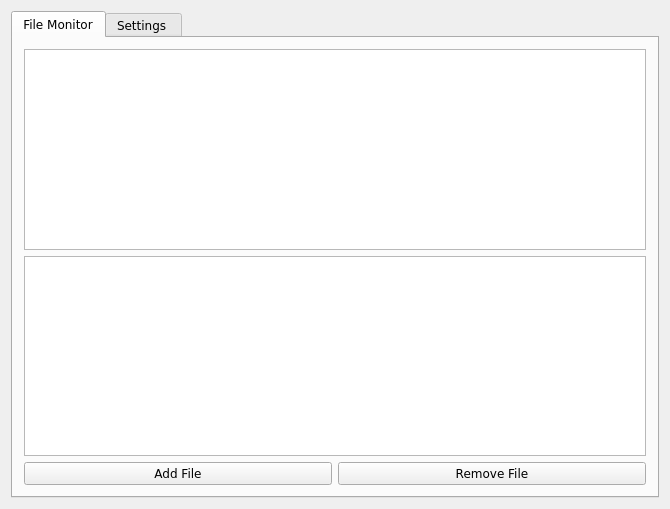
Qt form autofilebackup.ui (imatefx/auto-file-backup) before a commit.
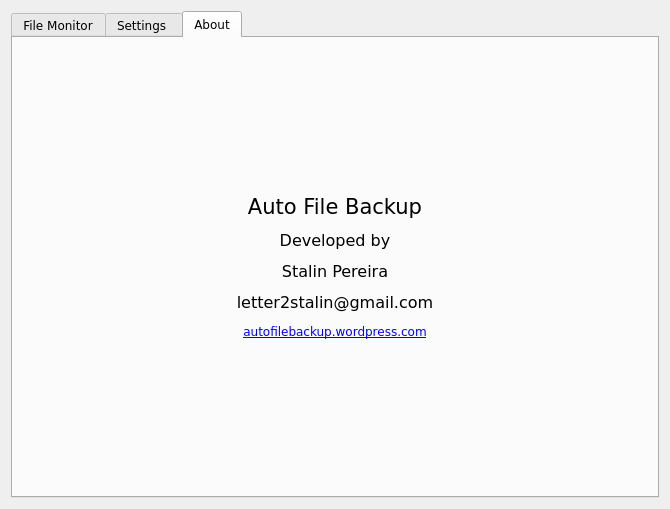
The same form after that commit. The open tabs and pages were chosen to show the change. Custom widgets are drawn as their Qt base class.

Commit message: Added About Tab

Diff of the .ui file:
```diff
--- a/autofilebackup.ui
+++ b/autofilebackup.ui
@@ -251,6 +251,24 @@
        </item>
       </layout>
      </widget>
+     <widget class="QWidget" name="tab">
+      <attribute name="title">
+       <string>About</string>
+      </attribute>
+      <layout class="QVBoxLayout" name="verticalLayout_8">
+       <item>
+        <layout class="QVBoxLayout" name="verticalLayout_7">
+         <item>
+          <widget class="QLabel" name="label_8">
+           <property name="text">
+            <string>&lt;html&gt;&lt;head/&gt;&lt;body&gt;&lt;p align=&quot;center&quot;&gt;&lt;span style=&quot; font-family:'DejaVu Sans'; font-size:16pt;&quot;&gt;Auto File Backup&lt;/span&gt;&lt;/p&gt;&lt;p align=&quot;center&quot;&gt;&lt;span style=&quot; font-family:'DejaVu Sans'; font-size:12pt;&quot;&gt;Developed by&lt;/span&gt;&lt;/p&gt;&lt;p align=&quot;center&quot;&gt;&lt;span style=&quot; font-family:'DejaVu Sans'; font-size:12pt;&quot;&gt;Stalin Pereira&lt;/span&gt;&lt;/p&gt;&lt;p align=&quot;center&quot;&gt;&lt;span style=&quot; font-family:'DejaVu Sans'; font-size:12pt;&quot;&gt;letter2stalin@gmail.com&lt;/span&gt;&lt;/p&gt;&lt;p align=&quot;center&quot;&gt;&lt;a href=&quot;autofilebackup.wordpress.com&quot;&gt;&lt;span style=&quot; text-decoration: underline; color:#0000ff;&quot;&gt;autofilebackup.wordpress.com&lt;/span&gt;&lt;/a&gt;&lt;/p&gt;&lt;/body&gt;&lt;/html&gt;</string>
+           </property>
+          </widget>
+         </item>
+        </layout>
+       </item>
+      </layout>
+     </widget>
     </widget>
    </item>
   </layout>
```
